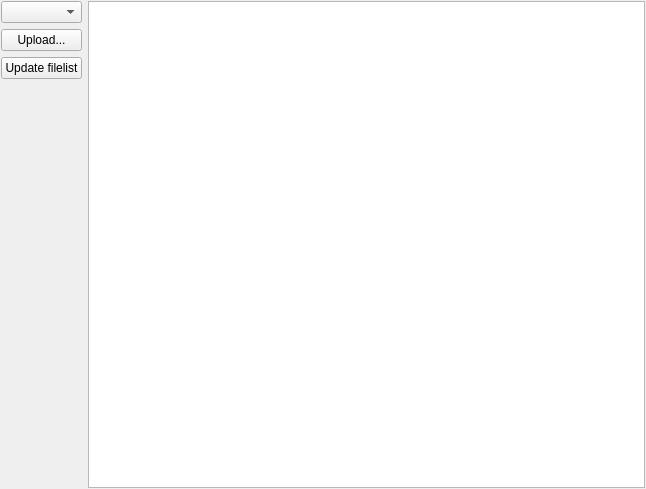
0xd34df00d/leechcraft, file src/plugins/netstoremanager/managertab.ui: the form before one commit.
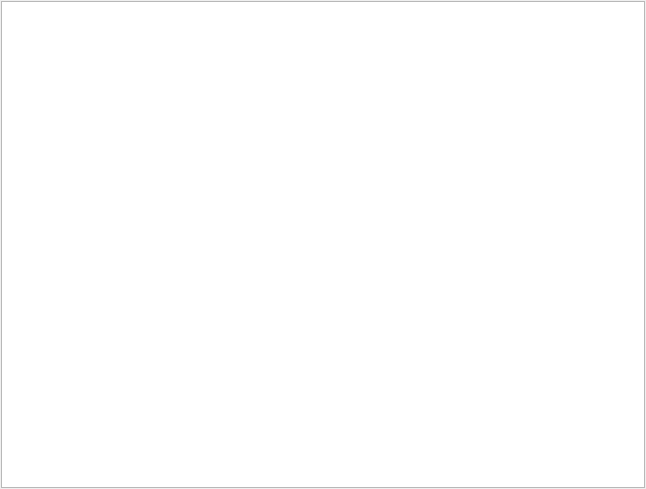
The form after the commit. Custom widgets are drawn as their Qt base class.

Commit message: NSM: change design, comment almost all code, add runtime adding/removing accounts

```diff
--- a/src/plugins/netstoremanager/managertab.ui
+++ b/src/plugins/netstoremanager/managertab.ui
@@ -17,40 +17,6 @@
    <property name="margin">
     <number>1</number>
    </property>
-   <item>
-    <layout class="QVBoxLayout" name="verticalLayout">
-     <item>
-      <widget class="QComboBox" name="AccountsBox_"/>
-     </item>
-     <item>
-      <widget class="QPushButton" name="Upload_">
-       <property name="text">
-        <string>Upload...</string>
-       </property>
-      </widget>
-     </item>
-     <item>
-      <widget class="QPushButton" name="Update_">
-       <property name="text">
-        <string>Update filelist</string>
-       </property>
-      </widget>
-     </item>
-     <item>
-      <spacer name="verticalSpacer">
-       <property name="orientation">
-        <enum>Qt::Vertical</enum>
-       </property>
-       <property name="sizeHint" stdset="0">
-        <size>
-         <width>20</width>
-         <height>40</height>
-        </size>
-       </property>
-      </spacer>
-     </item>
-    </layout>
-   </item>
    <item>
     <widget class="LeechCraft::NetStoreManager::FilesView" name="FilesTree_">
      <property name="contextMenuPolicy">
```
The commit also changes 2 other files.
